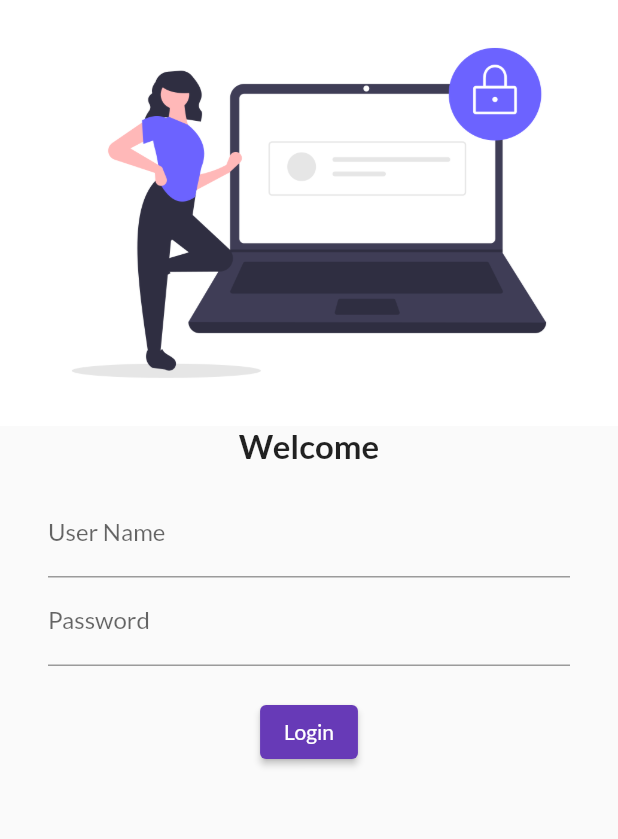
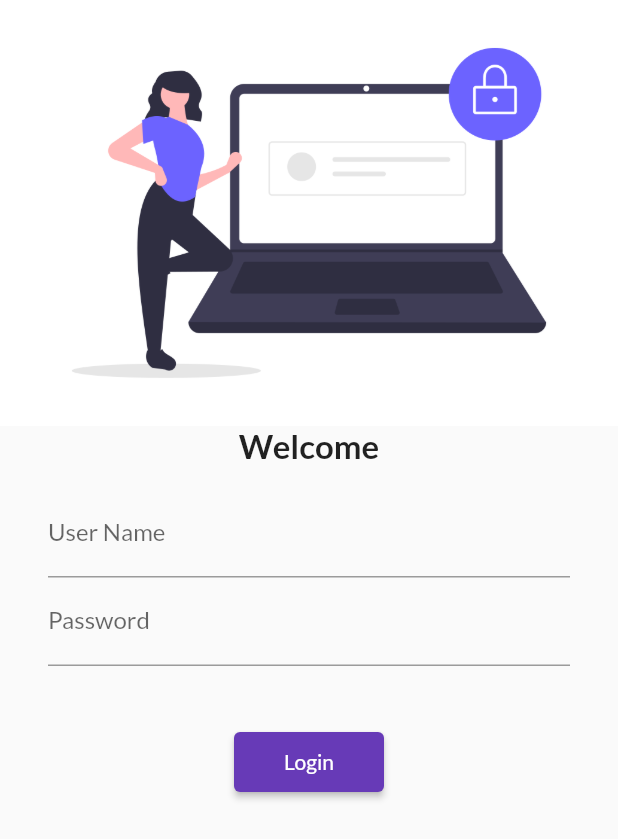
Before and after one commit to SharjeelMoqrabKhan/30days_of_flutter, a Flutter app: the screen it shows after launch, on a phone screen of 412 x 824 dp. Shown: the top 839 px of the screen. Run offline on Flutter 3.47's test engine with Material 2 defaults, Android fonts, the phone set to English and light mode, and no system bars; our stand-ins replace google_fonts.

Commit message:
day5 completed

```diff
--- a/flutter_30/lib/main.dart
+++ b/flutter_30/lib/main.dart
@@ -1,5 +1,7 @@
 import 'package:flutter/material.dart';
+import 'package:flutter_30/pages/home_page.dart';
 import 'package:flutter_30/pages/log_in_page.dart';
+import 'package:flutter_30/util/routes/myRoutes.dart';
 import 'package:google_fonts/google_fonts.dart';
 
 void main() {
@@ -20,6 +22,8 @@ class MyApp extends StatelessWidget {
       initialRoute: '/',
       routes: {
         '/': (context) => LogInPage(),
+        MyRoutes.homeRoute: (context) => HomePage(),
+        MyRoutes.loginRoute: (context) => LogInPage(),
       },
     );
   }
--- a/flutter_30/lib/pages/log_in_page.dart
+++ b/flutter_30/lib/pages/log_in_page.dart
@@ -1,4 +1,5 @@
 import 'package:flutter/material.dart';
+import 'package:flutter_30/util/routes/myRoutes.dart';
 
 class LogInPage extends StatelessWidget {
   @override
@@ -36,9 +37,17 @@ class LogInPage extends StatelessWidget {
                   ),
                 ),
                 SizedBox(
-                  height: 20,
+                  height: 40,
                 ),
-                ElevatedButton(onPressed: () {}, child: Text("Login"))
+                ElevatedButton(
+                  onPressed: () {
+                    Navigator.pushNamed(context, MyRoutes.homeRoute);
+                  },
+                  child: Text("Login"),
+                  style: TextButton.styleFrom(
+                    minimumSize: Size(100, 40),
+                  ),
+                )
               ],
             ),
           )
--- /dev/null
+++ b/flutter_30/lib/util/routes/myRoutes.dart
@@ -0,0 +1,4 @@
+class MyRoutes {
+  static String homeRoute = '/home';
+  static String loginRoute = '/login';
+}
```
